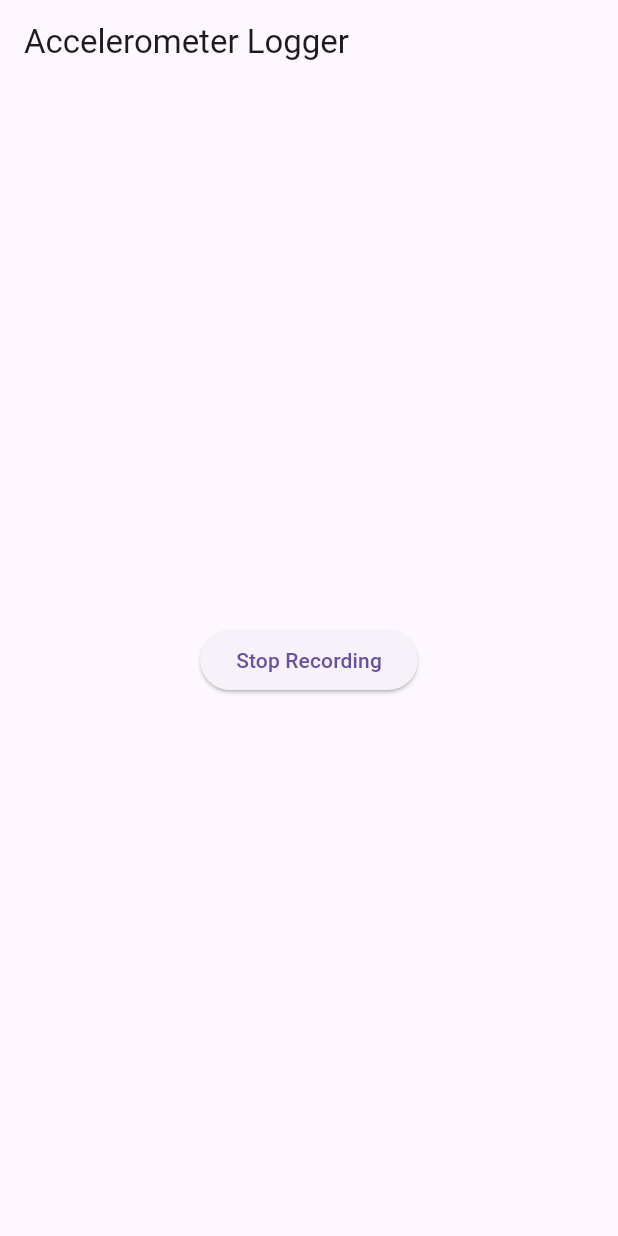
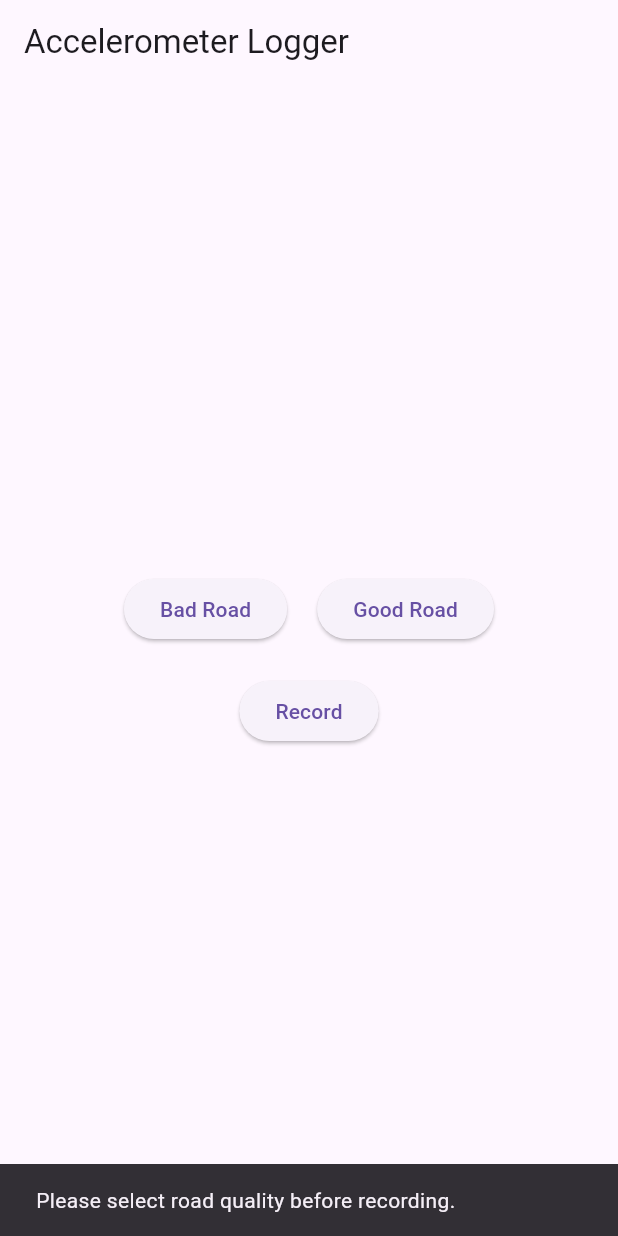
Before and after one commit to tiredoak/datalogger, a Flutter app: the screen it shows after launch, after a tap on "Record", on a phone screen of 412 x 824 dp. Run offline on Flutter 3.47's test engine with Material 3 defaults, Android fonts, the phone set to English and light mode, and no system bars; our stand-ins replace device_info_plus, geolocator, permission_handler, sensors_plus.

Commit message:
Adding buttons to record bad or good road

```diff
--- a/lib/main.dart
+++ b/lib/main.dart
@@ -49,6 +49,7 @@ class _HomeScreenState extends State<HomeScreen> {
   final List<Map<String, dynamic>> _logData = [];
   bool isLoading = true;
   String _rideUUID = const Uuid().v4(); // UUID for the entire ride
+  int? _quality; // Variable to store road quality
 
   @override
   void initState() {
@@ -96,10 +97,17 @@ class _HomeScreenState extends State<HomeScreen> {
   Timer? timer;
 
   void _startRecording() async {
+    if (_quality == null) {
+      ScaffoldMessenger.of(context).showSnackBar(const SnackBar(
+        content: Text('Please select road quality before recording.'),
+      ));
+      return;
+    }
+
     setState(() {
       _isRecording = true;
       _logData.clear();
-      _rideUUID = const Uuid().v4();  // Generate a new UUID for each ride
+      _rideUUID = const Uuid().v4(); // Generate a new UUID for each ride
     });
 
     _location = Geolocator.getPositionStream().listen((Position position) {
@@ -107,7 +115,7 @@ class _HomeScreenState extends State<HomeScreen> {
         _currentPosition = position;
       });
     });
-    _accelerometerSubscription = accelerometerEventStream().listen(
+    _accelerometerSubscription = accelerometerEvents.listen(
       (AccelerometerEvent event) {
         accelerometerEvent = event;
       },
@@ -117,7 +125,7 @@ class _HomeScreenState extends State<HomeScreen> {
       },
       cancelOnError: true,
     );
-    _userAccelerometerEvent = userAccelerometerEventStream().listen(
+    _userAccelerometerEvent = userAccelerometerEvents.listen(
       (UserAccelerometerEvent event) {
         userAcceelerometerEvent = event;
       },
@@ -128,7 +136,7 @@ class _HomeScreenState extends State<HomeScreen> {
       cancelOnError: true,
     );
 
-    _gyroscopeEvent = gyroscopeEventStream().listen(
+    _gyroscopeEvent = gyroscopeEvents.listen(
       (GyroscopeEvent event) {
         gyroscopeEvent = event;
       },
@@ -139,7 +147,7 @@ class _HomeScreenState extends State<HomeScreen> {
       cancelOnError: true,
     );
 
-    _magnetometerEvent = magnetometerEventStream().listen(
+    _magnetometerEvent = magnetometerEvents.listen(
       (MagnetometerEvent event) {
         print("Jelllo");
         magnetometerEvet = event;
@@ -167,7 +175,8 @@ class _HomeScreenState extends State<HomeScreen> {
 
     Map<String, dynamic> logEntryData = {
       "Timestamp": timestamp,
-      "uuid": _rideUUID,  // Use the UUID for the entire ride
+      "uuid": _rideUUID, // Use the UUID for the entire ride
+      "Quality": _quality, // Include the quality variable
       "Device Info": map,
       "Latitude": latitude,
       "Longitude": longitude,
@@ -236,9 +245,37 @@ class _HomeScreenState extends State<HomeScreen> {
       body: Center(
         child: isLoading
             ? const CircularProgressIndicator()
-            : ElevatedButton(
-                onPressed: _isRecording ? _stopRecording : _startRecording,
-                child: Text(_isRecording ? 'Stop Recording' : 'Record'),
+            : Column(
+                mainAxisAlignment: MainAxisAlignment.center,
+                children: [
+                  Row(
+                    mainAxisAlignment: MainAxisAlignment.center,
+                    children: [
+                      ElevatedButton(
+                        onPressed: () {
+                          setState(() {
+                            _quality = 0;
+                          });
+                        },
+                        child: const Text('Bad Road'),
+                      ),
+                      const SizedBox(width: 20),
+                      ElevatedButton(
+                        onPressed: () {
+                          setState(() {
+                            _quality = 1;
+                          });
+                        },
+                        child: const Text('Good Road'),
+                      ),
+                    ],
+                  ),
+                  const SizedBox(height: 20),
+                  ElevatedButton(
+                    onPressed: _isRecording ? _stopRecording : _startRecording,
+                    child: Text(_isRecording ? 'Stop Recording' : 'Record'),
+                  ),
+                ],
               ),
       ),
     );
```
